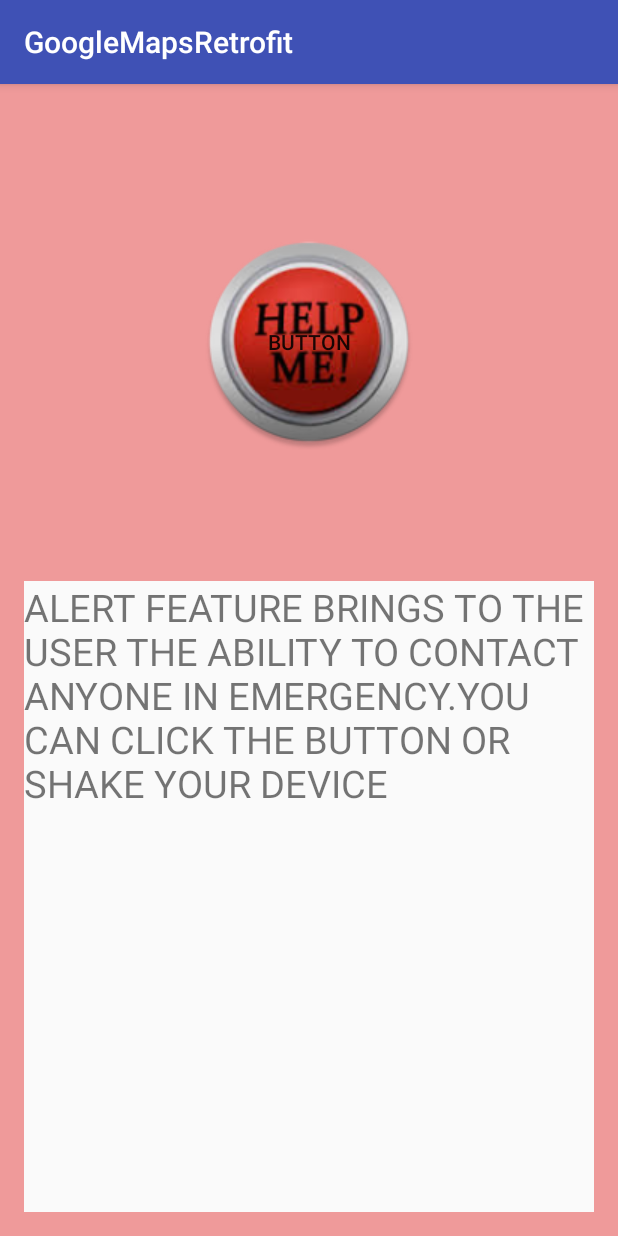
After one commit to anubhakushwaha/Hackathon, an Android app: the WarningActivity screen opened directly, with no data from a screen before it, on a phone screen of 412 x 824 dp. The commit adds this screen. Run offline under Robolectric (Android 15) with nearby library versions, the phone set to English and light mode, and no system bars; 1 statement that could not run was skipped.

Commit message:
Final Updation v1.0

```diff
--- /dev/null
+++ b/GoogleMapsRetrofit/app/src/main/java/com/androidtutorialpoint/googlemapsretrofit/WarningActivity.java
@@ -0,0 +1,33 @@
+package com.androidtutorialpoint.googlemapsretrofit;
+
+import android.graphics.Typeface;
+import android.os.Bundle;
+import android.support.v7.app.AppCompatActivity;
+import android.telephony.SmsManager;
+import android.view.View;
+import android.widget.TextView;
+
+import java.util.ArrayList;
+
+public class WarningActivity extends AppCompatActivity {
+
+    @Override
+    protected void onCreate(Bundle savedInstanceState) {
+        super.onCreate(savedInstanceState);
+        setContentView(R.layout.activity_warning);
+        TextView info= (TextView) findViewById(R.id.textView3);
+        Typeface cb = Typeface.createFromAsset(getAssets(),"fonts/garbold.ttf");
+        info.setTypeface(cb);
+    }
+
+    public void sendMsg(View v)
+    {
+        ArrayList<String> phone_nos= new ArrayList<String>();
+        phone_nos.add("08585962392");
+        phone_nos.add("09958962625");
+        for(int i=0;i<phone_nos.size();++i){
+            SmsManager smsManager = SmsManager.getDefault();
+            smsManager.sendTextMessage(phone_nos.get(i), null, "ALERT: I need help. I am not feeling well.", null, null);
+        }
+    }
+}
--- /dev/null
+++ b/GoogleMapsRetrofit/app/src/main/res/layout/activity_warning.xml
@@ -0,0 +1,40 @@
+<?xml version="1.0" encoding="utf-8"?>
+<RelativeLayout xmlns:android="http://schemas.android.com/apk/res/android"
+    xmlns:tools="http://schemas.android.com/tools"
+    android:id="@+id/activity_warning"
+    android:layout_width="match_parent"
+    android:layout_height="match_parent"
+    android:paddingBottom="@dimen/activity_vertical_margin"
+    android:paddingLeft="@dimen/activity_horizontal_margin"
+    android:paddingRight="@dimen/activity_horizontal_margin"
+    android:paddingTop="@dimen/activity_vertical_margin"
+    tools:context="com.androidtutorialpoint.googlemapsretrofit.WarningActivity"
+    android:background="@color/lightest_red">
+
+    <Button
+        android:text="Button"
+        android:layout_width="wrap_content"
+        android:layout_height="wrap_content"
+        android:id="@+id/button"
+        android:background="@drawable/ic_help_me"
+        android:layout_marginTop="84dp"
+        android:layout_alignParentTop="true"
+        android:layout_centerHorizontal="true"
+        android:onClick="sendMsg"/>
+
+    <RelativeLayout
+        android:layout_width="match_parent"
+        android:layout_height="match_parent"
+        android:layout_below="@+id/button"
+        android:layout_centerHorizontal="true"
+        android:layout_marginTop="87dp"
+        android:background="@color/off_white">
+
+        <TextView
+            android:text="ALERT FEATURE BRINGS TO THE USER THE ABILITY TO CONTACT ANYONE IN EMERGENCY.YOU CAN CLICK THE BUTTON OR SHAKE YOUR DEVICE"
+            android:layout_width="wrap_content"
+            android:layout_height="match_parent"
+            android:id="@+id/textView3"
+            android:textSize="25sp"/>
+    </RelativeLayout>
+</RelativeLayout>
--- a/GoogleMapsRetrofit/app/src/main/res/values/colors.xml
+++ b/GoogleMapsRetrofit/app/src/main/res/values/colors.xml
@@ -7,7 +7,7 @@
     <color name="purple">#AB47BC</color>
     <color name="green">#68EFAD</color>
     <color name="sinch_purple">#ff63029d</color>
-    <color name="off_white">#fffafafa</color>
+    <color name="off_white">#fafafa</color>
     <color name="greyish">#fff2f1f2</color>
     <color name="white">#FFF</color>
     <color name="golden_brown">#664a3a</color>
@@ -32,7 +32,7 @@
     <color name="red">#e33d1b</color>
     <color name="dark_red">#cc2303</color>
     <color name="lighter_green">#B2FF59</color>
-    <color name="lightest_red">#EF9A9A</color>
+    <color name="lightest_red">#ef9a9a</color>
     <color name="cream">#fffff7bf</color>
     <color name="light_green">#ff8fc24e</color>
     <color name="lightest_brown">#ffe0cf79</color>
--- a/GoogleMapsRetrofit/app/src/main/res/values/strings.xml
+++ b/GoogleMapsRetrofit/app/src/main/res/values/strings.xml
@@ -36,6 +36,8 @@
     <string name="items_spinner_label">Pick Items</string>
     <string name="trip_select_string">Add Packing Items</string>
     <string name="dump_test">Fetching...</string>
+
+
     <string name="mal_description">
         -Interferes with growth of parasites in red blood cells\n
         -Take the medicine everyday at the same time with food\n
```
Also changed, not shown: GoogleMapsRetrofit/app/src/main/AndroidManifest.xml (+22 -32 lines), GoogleMapsRetrofit/app/src/main/java/com/androidtutorialpoint/googlemapsretrofit/MainActivity.java (+13 -1 lines), GoogleMapsRetrofit/app/src/main/java/com/androidtutorialpoint/googlemapsretrofit/MythFactGame.java (+4 -4 lines), GoogleMapsRetrofit/app/src/main/res/layout/activity_main.xml (+12 -0 lines), GoogleMapsRetrofit/app/src/main/res/layout/toolbar.xml (added, +11 -0 lines), GoogleMapsRetrofit/app/src/main/res/drawable/ic_help_me.png (added).
